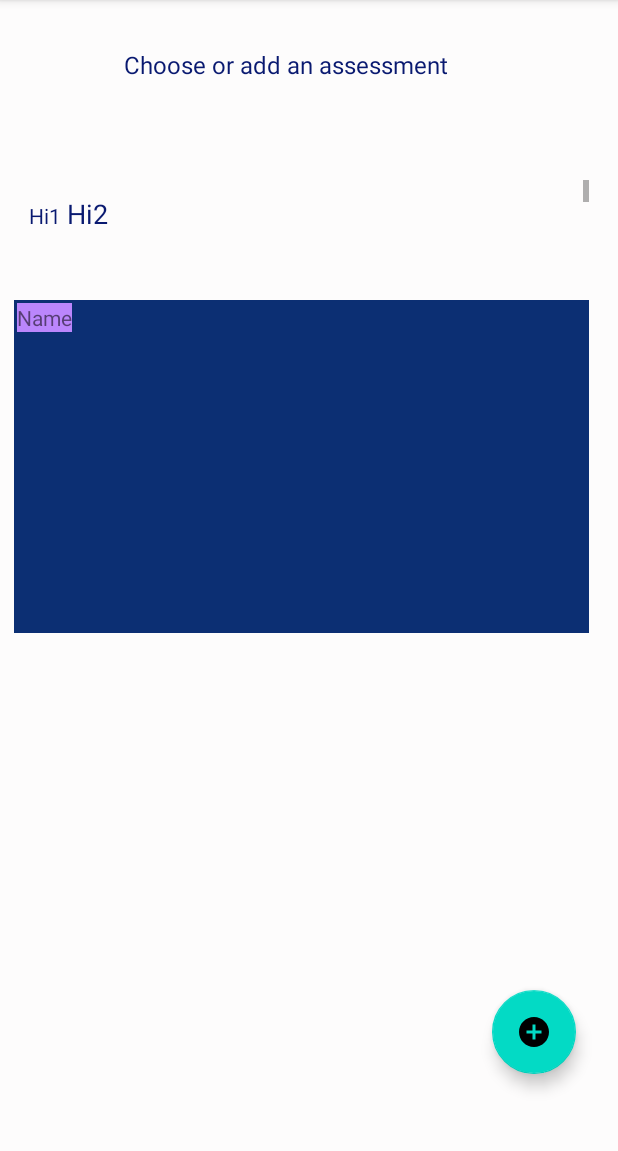
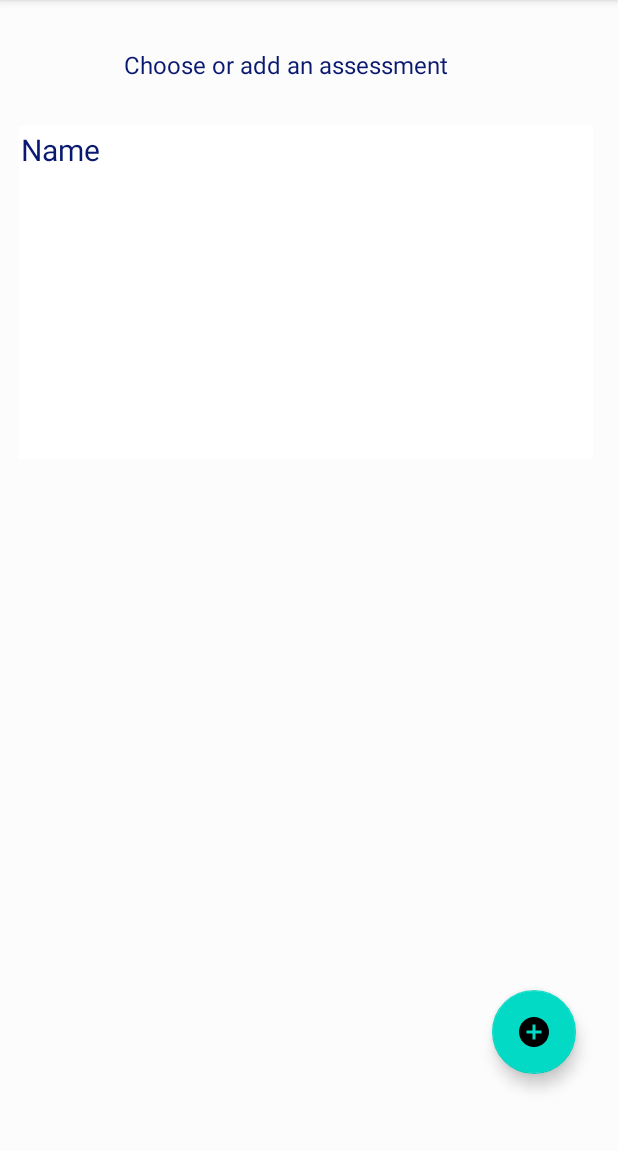
Before and after one commit to AlphaMOVG/CoolSchoolApp, an Android app: the AssessmentsList screen opened directly, with no data from a screen before it, on a phone screen of 412 x 824 dp, the part 84-1235 px from its top. Run offline under Robolectric (Android 15) with nearby library versions, the phone set to English and light mode, and no system bars; our stand-ins replace Room's generated code.

Commit message:
commit 7.1

```diff
--- a/app/src/main/res/layout/activity_assessmentslist.xml
+++ b/app/src/main/res/layout/activity_assessmentslist.xml
@@ -20,92 +20,6 @@
         app:layout_constraintStart_toStartOf="parent"
         app:layout_constraintTop_toTopOf="parent" />
 
-    <ScrollView
-        android:id="@+id/scrollView2"
-        android:layout_width="373dp"
-        android:layout_height="35dp"
-        android:layout_marginTop="120dp"
-        app:layout_constraintEnd_toEndOf="parent"
-        app:layout_constraintStart_toStartOf="parent"
-        app:layout_constraintTop_toTopOf="parent"
-        tools:layout_editor_absolutey="1dp">
-
-        <LinearLayout
-            android:layout_width="match_parent"
-            android:layout_height="wrap_content"
-            android:orientation="vertical">
-
-            <LinearLayout
-                android:layout_width="match_parent"
-                android:layout_height="wrap_content"
-                android:orientation="horizontal">
-
-                <TextView
-                    android:layout_width="wrap_content"
-                    android:layout_height="wrap_content"
-                    android:text="Hi1"
-                    android:textColor="#091970"></TextView>
-
-                <EditText
-                    android:id="@+id/editAssessmentName"
-                    android:layout_width="wrap_content"
-                    android:layout_height="wrap_content"
-                    android:text="Hi2"
-                    android:textColor="#091970"></EditText>
-
-            </LinearLayout>
-
-            <LinearLayout
-                android:layout_width="match_parent"
-                android:layout_height="wrap_content"
-                android:orientation="horizontal">
-
-                <TextView
-                    android:layout_width="wrap_content"
-                    android:layout_height="wrap_content"
-                    android:text="Hi4"
-                    android:textColor="#091970"></TextView>
-
-                <TextView
-                    android:layout_width="wrap_content"
-                    android:layout_height="wrap_content"
-                    android:text="Hi5"
-                    android:textColor="#091970"></TextView>
-
-                <TextView
-                    android:layout_width="wrap_content"
-                    android:layout_height="wrap_content"
-                    android:text="Hi6"
-                    android:textColor="#091970"></TextView>
-            </LinearLayout>
-
-            <LinearLayout
-                android:layout_width="match_parent"
-                android:layout_height="wrap_content"
-                android:orientation="horizontal">
-
-                <TextView
-                    android:layout_width="wrap_content"
-                    android:layout_height="wrap_content"
-                    android:text="Hi7"
-                    android:textColor="#091970"></TextView>
-
-                <TextView
-                    android:layout_width="wrap_content"
-                    android:layout_height="wrap_content"
-                    android:text="Hi8"
-                    android:textColor="#091970"></TextView>
-
-                <TextView
-                    android:layout_width="wrap_content"
-                    android:layout_height="wrap_content"
-                    android:text="Hi9"
-                    android:textColor="#091970"></TextView>
-            </LinearLayout>
-
-
-        </LinearLayout>
-    </ScrollView>
     <com.google.android.material.floatingactionbutton.FloatingActionButton
         android:id="@+id/floatingActionButton"
         android:layout_width="wrap_content"
@@ -124,10 +38,10 @@
         android:id="@+id/assessmentRecycler"
         android:layout_width="383dp"
         android:layout_height="222dp"
-        android:layout_marginTop="200dp"
-        android:background="#0C2F73"
+        android:layout_marginTop="84dp"
+        android:background="@color/white"
         app:layout_constraintEnd_toEndOf="parent"
-        app:layout_constraintHorizontal_bias="0.321"
+        app:layout_constraintHorizontal_bias="0.428"
         app:layout_constraintStart_toStartOf="parent"
         app:layout_constraintTop_toTopOf="parent" />
 
--- a/app/src/main/res/layout/activity_course_details.xml
+++ b/app/src/main/res/layout/activity_course_details.xml
@@ -169,10 +169,10 @@
 
     <CheckBox
         android:id="@+id/checkBox3"
-        android:layout_width="88dp"
-        android:layout_height="53dp"
+        android:layout_width="120dp"
+        android:layout_height="52dp"
         android:layout_marginBottom="64dp"
-        android:text="Alarm"
+        android:text="Alert Notification"
         android:textColor="#091970"
         app:layout_constraintBottom_toBottomOf="parent"
         app:layout_constraintEnd_toEndOf="parent"
--- a/app/src/main/res/layout/assessment_list_item.xml
+++ b/app/src/main/res/layout/assessment_list_item.xml
@@ -11,14 +11,13 @@
         android:layout_width="wrap_content"
         android:layout_height="wrap_content"
         android:layout_margin="2dp"
-        android:background="@color/purple_200"
+        android:background="@color/white"
         android:text="TextView"
+        android:textColor="#091970"
+        android:textSize="20sp"
+        app:layout_constraintLeft_toLeftOf="parent"
+        app:layout_constraintTop_toTopOf="parent"
         tools:Layout_editor_absoluteX="183dp"
         tools:Layout_editor_absoluteY="227p"
-        tools:ignore="MissingConstraints"
-        tools:layout_editor_absoluteX="16dp"
-        tools:layout_editor_absoluteY="16dp"
-        app:layout_constraintTop_toTopOf="parent"
-        app:layout_constraintLeft_toLeftOf="parent"
-        />
+        tools:ignore="MissingConstraints" />
 </androidx.constraintlayout.widget.ConstraintLayout>
```
Also changed, not shown: app/src/main/java/android/CoolSchool/UI/AssessmentDetails.java (+19 -0 lines), app/src/main/res/layout/activity_assessment_details.xml (+5 -4 lines), app/src/main/res/layout/activity_term_details.xml (+4 -4 lines).
